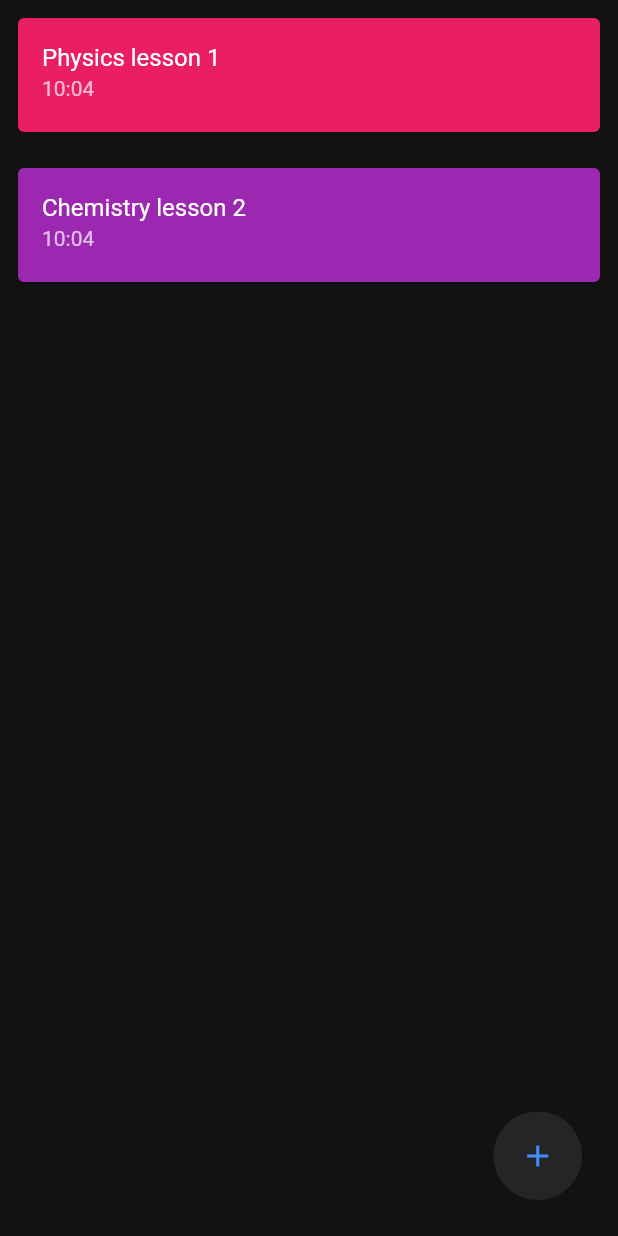
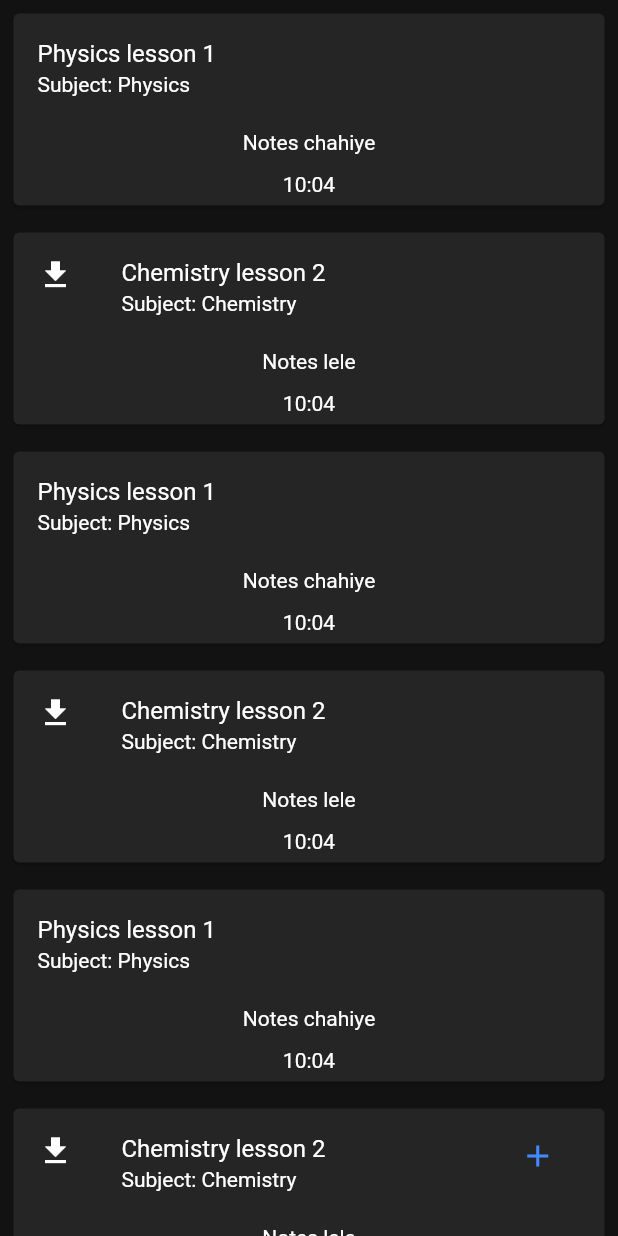
Before and after one commit to hs2361/horario, a Flutter app: the GroupScreen screen opened directly, on a phone screen of 412 x 824 dp. Run offline on Flutter 3.47's test engine with Material 2 defaults, Android fonts, the phone set to English and light mode, and no system bars; our stand-ins replace cloud_firestore, firebase_auth, firebase_core, tuple; accounts and stored records are empty.

Commit message:
Added card rendering for group screen

```diff
--- a/lib/providers/notes.dart
+++ b/lib/providers/notes.dart
@@ -9,6 +9,40 @@ class Notes with ChangeNotifier {
   //dummy data for testing purposes
   final List<Note> _notes = [
     Note(
+      notesName: "Physics lesson 1",
+      color: Colors.pink,
+      user: "UID",
+      messageType: 0,
+      messageBody: "Notes chahiye",
+      subject: "Physics"
+    ),
+    Note(
+      notesName: "Chemistry lesson 2",
+      color: Colors.purple,
+      user: "2zZWzj2gOuOz2XrJIifcoTMqt3C3",
+      messageType: 1,
+      messageBody: "Notes lele",
+      subject: "Chemistry",
+      filename: "chem2.pdf"
+    ),
+        Note(
+      notesName: "Physics lesson 1",
+      color: Colors.pink,
+      user: "UID",
+      messageType: 0,
+      messageBody: "Notes chahiye",
+      subject: "Physics"
+    ),
+    Note(
+      notesName: "Chemistry lesson 2",
+      color: Colors.purple,
+      user: "2zZWzj2gOuOz2XrJIifcoTMqt3C3",
+      messageType: 1,
+      messageBody: "Notes lele",
+      subject: "Chemistry",
+      filename: "chem2.pdf"
+    ),
+        Note(
       notesName: "Physics lesson 1",
       color: Colors.pink,
       user: "UID",
--- a/lib/screens/group_screen.dart
+++ b/lib/screens/group_screen.dart
@@ -81,19 +81,13 @@ class _GroupScreenState extends State<GroupScreen> {
         width: 75.0,
         child: _offsetPopup(),
       ),
-      body: Column(
-        children: [
-          Expanded(
-            child: ListView.builder(
+      body: ListView.builder(
         shrinkWrap: true,
         itemCount: Provider.of<Notes>(context).groupchat.length,
         itemBuilder: (context, index) {
           final List<Note> chat = Provider.of<Notes>(context).groupchat;
           return GroupChatCard(chat[index]);
         },
-            ),
-          )
-        ],
       ),
     );
   }
@@ -108,17 +102,94 @@ class GroupChatCard extends StatelessWidget {
   @override
   Widget build(BuildContext context) {
     String timeString;
-    timeString = DateFormat('HH:MM').format(curr_chat_msg.sentTime ?? DateTime.now());
-    return Container(
-      padding: const EdgeInsets.all(8),
-      height: 100,
-      child: Card(
-        color: curr_chat_msg.color,
-        child: ListTile(
-          title: Text(curr_chat_msg.notesName ?? ""),
-          subtitle: Text(timeString),
+    timeString =
+        DateFormat('HH:MM').format(curr_chat_msg.sentTime ?? DateTime.now());
+    Card currCard = Card();
+
+    //Get userID from firebase here
+    String? currUser = "2zZWzj2gOuOz2XrJIifcoTMqt3C3";
+    Alignment currAlignment = Alignment.centerLeft;
+    if (currUser == curr_chat_msg.user) {
+      currAlignment = Alignment.centerRight;
+    }
+
+    if (curr_chat_msg.messageType == 1) {
+      //Notes have been Uploaded card
+      currCard = Card(
+        clipBehavior: Clip.antiAlias,
+        child: Column(
+          children: [
+            ListTile(
+              leading: const Icon(Icons.file_download),
+              //TODO:Concatenated but not being displayed
+              title: Text(curr_chat_msg.notesName??"" + " Uploaded"),
+              subtitle: Text(
+                "Subject: ${curr_chat_msg.subject??""}",
+                style: const TextStyle(color: Colors.white),
               ),
+            ),
+            Padding(
+              padding: const EdgeInsets.all(6.0),
+              child: Text(
+                curr_chat_msg.messageBody??"",
+                style: const TextStyle(color: Colors.white),
+                textAlign: TextAlign.left,
+              ),
+            ),
+
+            Padding(
+              padding: const EdgeInsets.all(6.0),
+              child: Text(
+                  timeString,
+                  style: const TextStyle(color: Colors.white),
+
+                ),
+              ),
+
+          ],
+        ),
+      );
+    } else {
+      // Request for notes card
+      currCard = Card(
+        clipBehavior: Clip.antiAlias,
+        child: Column(
+          children: [
+            ListTile(
+              title: Text(curr_chat_msg.notesName??"" + " Requested"),
+              subtitle: Text(
+                "Subject: ${curr_chat_msg.subject??""}",
+                style: const TextStyle(color: Colors.white),
+              ),
+            ),
+            Padding(
+              padding: const EdgeInsets.all(6.0),
+              child: Text(
+                curr_chat_msg.messageBody??"",
+                style: const TextStyle(color: Colors.white),
+                textAlign: TextAlign.left,
+              ),
+            ),
+
+            Padding(
+              padding: const EdgeInsets.all(6.0),
+              child: Text(
+                  timeString,
+                  style: const TextStyle(color: Colors.white),
+
+                ),
+              ),
+
+          ],
         ),
       );
     }
+
+    return Container(
+      padding: const EdgeInsets.all(5),
+      width: 200,
+      alignment: currAlignment,
+      child: currCard, //currAlignment,
+    );
   }
+}
```
Lines whose indentation alone changed are shown as unchanged.
